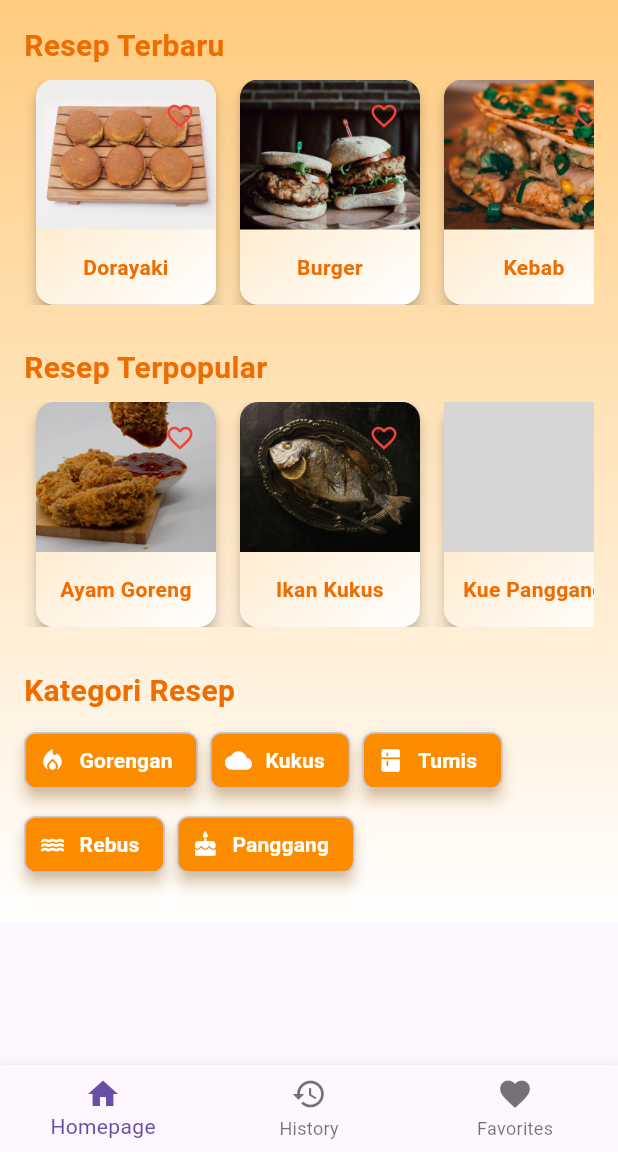
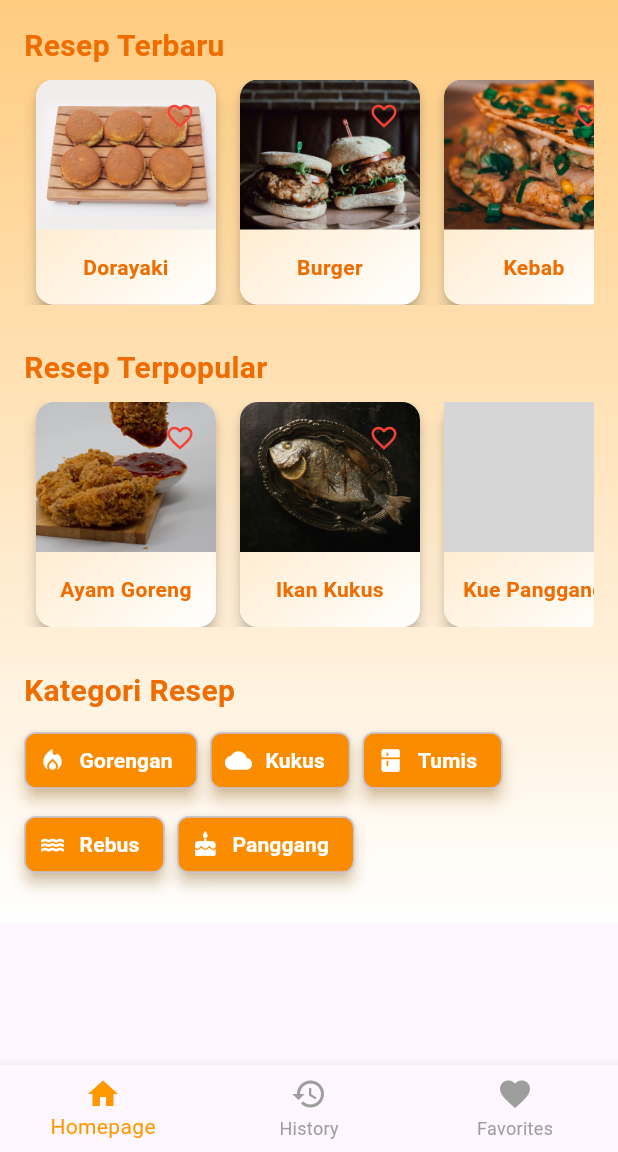
Before and after one commit to GStarrrr/ResepKita, a Flutter app: the HomePage screen opened by its route, on a phone screen of 412 x 824 dp, the part 84-1236 px from its top. Run offline on Flutter 3.47's test engine with Material 3 defaults, Android fonts, the light colour scheme and no system bars; our stand-ins replace concentric_transition, flutter_slidable; Roboto replaces fonts that are missing (Georgia); grey boxes are pictures that could not be loaded.

Commit message:
memperbarui button

```diff
--- a/lib/homepage.dart
+++ b/lib/homepage.dart
@@ -176,6 +176,8 @@ class _HomePageState extends State<HomePage> {
       bottomNavigationBar: BottomNavigationBar(
         currentIndex: _selectedIndex,
         onTap: _onItemTapped,
+        selectedItemColor: Colors.orange,
+        unselectedItemColor: Colors.grey,
         items: const [
           BottomNavigationBarItem(
             icon: Icon(Icons.home),
```
